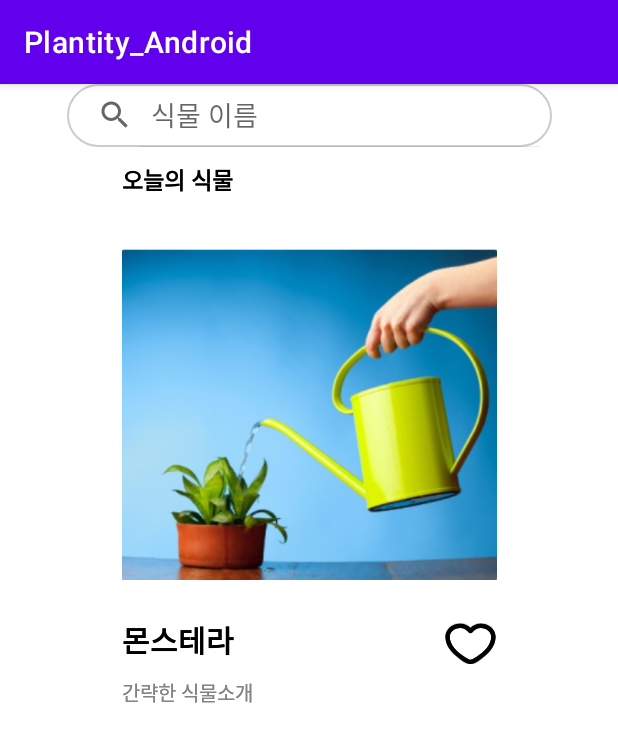
After one commit to Plantity/Plantity_Android, an Android app: the SearchActivity screen opened directly, with no data from a screen before it, on a phone screen of 412 x 824 dp. The commit adds this screen. Shown: the top 742 px of the screen. Run offline under Robolectric (Android 15) with nearby library versions, the phone set to English and light mode, and no system bars.

Commit message:
Add_design activity_search.xml and fragment_todays_plant.xml
'검색' 페이지 뷰 구성 및 메인 페이지에서 검색 페이지로 이동하기 위한 버튼 추가

```diff
--- a/plantity_android/app/build.gradle
+++ b/plantity_android/app/build.gradle
@@ -29,6 +29,9 @@ android {
     kotlinOptions {
         jvmTarget = '1.8'
     }
+    buildFeatures{
+        viewBinding true
+    }
 }
 
 dependencies {
@@ -37,6 +40,7 @@ dependencies {
     implementation 'androidx.appcompat:appcompat:1.4.2'
     implementation 'com.google.android.material:material:1.6.1'
     implementation 'androidx.constraintlayout:constraintlayout:2.1.4'
+    implementation 'androidx.legacy:legacy-support-v4:1.0.0'
     testImplementation 'junit:junit:4.13.2'
     androidTestImplementation 'androidx.test.ext:junit:1.1.3'
     androidTestImplementation 'androidx.test.espresso:espresso-core:3.4.0'
--- a/plantity_android/app/src/main/AndroidManifest.xml
+++ b/plantity_android/app/src/main/AndroidManifest.xml
@@ -10,6 +10,9 @@
         android:supportsRtl="true"
         android:theme="@style/Theme.Plantity_Android">
         <activity
+            android:name=".SearchActivity"
+            android:exported="false" />
+        <activity
             android:name=".MainActivity"
             android:exported="true">
             <intent-filter>
--- a/plantity_android/app/src/main/java/plantity/plantity_android/MainActivity.kt
+++ b/plantity_android/app/src/main/java/plantity/plantity_android/MainActivity.kt
@@ -1,11 +1,21 @@
 package plantity.plantity_android
 
+import android.content.Intent
 import androidx.appcompat.app.AppCompatActivity
 import android.os.Bundle
+import android.util.Log
+import plantity.plantity_android.databinding.ActivityMainBinding
 
 class MainActivity : AppCompatActivity() {
+    val binding by lazy { ActivityMainBinding.inflate(layoutInflater) }
+
     override fun onCreate(savedInstanceState: Bundle?) {
         super.onCreate(savedInstanceState)
-        setContentView(R.layout.activity_main)
+        setContentView(binding.root)
+
+        binding.button.setOnClickListener {
+            val intent = Intent(this, SearchActivity::class.java)
+            startActivity(intent)
+        }
     }
 }
--- /dev/null
+++ b/plantity_android/app/src/main/java/plantity/plantity_android/SearchActivity.kt
@@ -0,0 +1,26 @@
+package plantity.plantity_android
+
+import androidx.appcompat.app.AppCompatActivity
+import android.os.Bundle
+import android.util.Log
+import plantity.plantity_android.databinding.ActivityMainBinding
+import plantity.plantity_android.databinding.ActivitySearchBinding
+
+class SearchActivity : AppCompatActivity() {
+    val binding by lazy { ActivitySearchBinding.inflate(layoutInflater) }
+    val todaysPlantFragment by lazy{ TodaysPlantFragment() }
+
+    override fun onCreate(savedInstanceState: Bundle?) {
+        super.onCreate(savedInstanceState)
+        setContentView(binding.root)
+        setFragment()
+    }
+
+    private fun setFragment(){
+        val bundle = Bundle()
+        val transaction = supportFragmentManager.beginTransaction()
+        transaction.add(R.id.fragmentContainerView, todaysPlantFragment)
+        Log.d("test", "after add")
+        transaction.commit()
+    }
+}
--- /dev/null
+++ b/plantity_android/app/src/main/java/plantity/plantity_android/TodaysPlantFragment.kt
@@ -0,0 +1,33 @@
+package plantity.plantity_android
+
+import android.content.Context
+import android.os.Bundle
+import androidx.fragment.app.Fragment
+import android.view.LayoutInflater
+import android.view.View
+import android.view.ViewGroup
+import plantity.plantity_android.databinding.FragmentTodaysPlantBinding
+
+private const val ARG_PARAM1 = "param1"
+private const val ARG_PARAM2 = "param2"
+
+class TodaysPlantFragment : Fragment() {
+    lateinit var binding: FragmentTodaysPlantBinding
+    lateinit var searchActivity: SearchActivity
+
+    override fun onAttach(context: Context) {
+        super.onAttach(context)
+
+        if(context is SearchActivity)
+            searchActivity = context
+    }
+
+    override fun onCreateView(
+        inflater: LayoutInflater,
+        container: ViewGroup?,
+        savedInstanceState: Bundle?
+    ): View? {
+        binding = FragmentTodaysPlantBinding.inflate(inflater, container, false)
+        return binding.root
+    }
+}
--- /dev/null
+++ b/plantity_android/app/src/main/res/drawable/ic_heart_icon.xml
@@ -0,0 +1,10 @@
+<vector xmlns:android="http://schemas.android.com/apk/res/android"
+    android:width="27dp"
+    android:height="21dp"
+    android:viewportWidth="27"
+    android:viewportHeight="21">
+  <path
+      android:pathData="M0.7397,7.2089C0.7397,3.3832 4.1947,0.4375 8.2502,0.4375C10.3406,0.4375 12.1801,1.3897 13.5002,2.6218C14.8202,1.3897 16.6597,0.4375 18.7502,0.4375C22.8056,0.4375 26.2606,3.3832 26.2606,7.2089C26.2606,9.8295 25.1101,12.1341 23.5163,14.0822C21.9251,16.0269 19.8438,17.6773 17.8511,19.0185C17.0899,19.5307 16.3199,20.0032 15.6151,20.3519C14.9534,20.6793 14.1925,20.9792 13.5002,20.9792C12.8078,20.9792 12.0469,20.6793 11.3852,20.3519C10.6804,20.0032 9.9104,19.5307 9.1493,19.0185C7.1565,17.6773 5.0752,16.0269 3.4841,14.0822C1.8902,12.1341 0.7397,9.8295 0.7397,7.2089ZM8.2502,2.5625C5.2179,2.5625 2.9272,4.7287 2.9272,7.2089C2.9272,9.1972 3.7961,11.0483 5.1965,12.76C6.5997,14.475 8.4878,15.9881 10.395,17.2717C11.1167,17.7574 11.7965,18.1706 12.3779,18.4583C13.0024,18.7672 13.364,18.8542 13.5002,18.8542C13.6363,18.8542 13.998,18.7672 14.6224,18.4583C15.2039,18.1706 15.8836,17.7574 16.6053,17.2717C18.5126,15.9881 20.4006,14.475 21.8038,12.76C23.2042,11.0483 24.0731,9.1972 24.0731,7.2089C24.0731,4.7287 21.7824,2.5625 18.7502,2.5625C17.0087,2.5625 15.3826,3.5732 14.3672,4.856C14.1602,5.1175 13.8398,5.2708 13.5002,5.2708C13.1605,5.2708 12.8401,5.1175 12.6331,4.856C11.6178,3.5732 9.9916,2.5625 8.2502,2.5625Z"
+      android:fillColor="#000000"
+      android:fillType="evenOdd"/>
+</vector>
--- /dev/null
+++ b/plantity_android/app/src/main/res/drawable/searchbar_frame.xml
@@ -0,0 +1,9 @@
+<?xml version="1.0" encoding="utf-8"?>
+<shape xmlns:android="http://schemas.android.com/apk/res/android"
+    android:shape="rectangle">
+    <solid android:color="#ffffff"/>
+    <stroke
+        android:width="1dp"
+        android:color="#CCCCCC" />
+    <corners android:radius="49dp"/>
+</shape>
--- a/plantity_android/app/src/main/res/layout/activity_main.xml
+++ b/plantity_android/app/src/main/res/layout/activity_main.xml
@@ -33,7 +33,16 @@
         android:layout_height="wrap_content"
         android:text="제발 살려줘"
         app:layout_constraintBottom_toBottomOf="parent"
-            app:layout_constraintTop_toBottomOf="@+id/textView5"
-            tools:layout_editor_absoluteX="183dp" />
+        app:layout_constraintStart_toStartOf="parent"
+        app:layout_constraintTop_toBottomOf="@+id/textView5" />
+
+    <Button
+        android:id="@+id/button"
+        android:layout_width="wrap_content"
+        android:layout_height="wrap_content"
+        android:text="검색페이지로 이동"
+        app:layout_constraintEnd_toEndOf="parent"
+        app:layout_constraintStart_toStartOf="parent"
+        app:layout_constraintTop_toBottomOf="@+id/textView5" />
 
 </androidx.constraintlayout.widget.ConstraintLayout>
--- /dev/null
+++ b/plantity_android/app/src/main/res/layout/activity_search.xml
@@ -0,0 +1,41 @@
+<?xml version="1.0" encoding="utf-8"?>
+<androidx.constraintlayout.widget.ConstraintLayout xmlns:android="http://schemas.android.com/apk/res/android"
+    xmlns:app="http://schemas.android.com/apk/res-auto"
+    xmlns:tools="http://schemas.android.com/tools"
+    android:layout_width="match_parent"
+    android:layout_height="match_parent"
+    tools:context=".SearchActivity">
+
+    <androidx.appcompat.widget.SearchView
+        android:id="@+id/search_view"
+        android:layout_width="323dp"
+        android:layout_height="42dp"
+        android:background="@drawable/searchbar_frame"
+        android:gravity="center"
+        app:iconifiedByDefault="false"
+        app:layout_constraintEnd_toEndOf="parent"
+        app:layout_constraintStart_toStartOf="parent"
+        app:layout_constraintTop_toTopOf="parent"
+        app:queryHint="식물 이름">
+
+        <!-- <ImageView
+            android:id="@+id/imgCamera"
+            android:layout_width="24dp"
+            android:layout_height="24dp"
+            android:layout_gravity="end"
+            android:src="@drawable/camera_icon"
+            app:layout_constraintEnd_toEndOf="@+id/search_view"
+            app:layout_constraintStart_toStartOf="@+id/search_view"
+            app:layout_constraintTop_toTopOf="parent" /> -->
+    </androidx.appcompat.widget.SearchView>
+
+    <androidx.fragment.app.FragmentContainerView
+        android:id="@+id/fragmentContainerView"
+        android:name="plantity.plantity_android.TodaysPlantFragment"
+        android:layout_width="wrap_content"
+        android:layout_height="wrap_content"
+        app:layout_constraintEnd_toEndOf="parent"
+        app:layout_constraintStart_toStartOf="parent"
+        app:layout_constraintTop_toBottomOf="@+id/search_view" />
+
+</androidx.constraintlayout.widget.ConstraintLayout>
--- /dev/null
+++ b/plantity_android/app/src/main/res/layout/fragment_todays_plant.xml
@@ -0,0 +1,76 @@
+<?xml version="1.0" encoding="utf-8"?>
+<androidx.constraintlayout.widget.ConstraintLayout xmlns:android="http://schemas.android.com/apk/res/android"
+    xmlns:app="http://schemas.android.com/apk/res-auto"
+    xmlns:tools="http://schemas.android.com/tools"
+    android:layout_width="match_parent"
+    android:layout_height="match_parent"
+    tools:context=".TodaysPlantFragment">
+
+    <TextView
+        android:id="@+id/todaysPlantView"
+        android:layout_width="match_parent"
+        android:layout_height="wrap_content"
+        android:layout_marginTop="10dp"
+        android:layout_marginStart="50dp"
+        android:layout_marginEnd="50dp"
+        android:text="오늘의 식물"
+        android:textColor="@color/black"
+        android:textSize="15dp"
+        android:textStyle="bold"
+        app:layout_constraintEnd_toEndOf="parent"
+        app:layout_constraintStart_toStartOf="parent"
+        app:layout_constraintTop_toTopOf="parent" />
+
+    <ImageView
+        android:id="@+id/imageView"
+        android:layout_width="250dp"
+        android:layout_height="250dp"
+        android:layout_marginTop="20dp"
+        android:layout_marginStart="50dp"
+        android:layout_marginEnd="50dp"
+        android:src="@drawable/ic_plant_image"
+        app:layout_constraintEnd_toEndOf="parent"
+        app:layout_constraintStart_toStartOf="parent"
+        app:layout_constraintTop_toBottomOf="@+id/todaysPlantView" />
+
+    <TextView
+        android:id="@+id/todaysPlantName"
+        android:layout_width="0dp"
+        android:layout_height="wrap_content"
+        android:gravity="left"
+        android:layout_marginStart="50dp"
+        android:layout_marginEnd="50dp"
+        android:layout_marginTop="10dp"
+        android:text="몬스테라"
+        android:textColor="@color/black"
+        android:textSize="20dp"
+        android:textStyle="bold"
+        app:layout_constraintEnd_toStartOf="@+id/heartIcon"
+        app:layout_constraintStart_toStartOf="parent"
+        app:layout_constraintTop_toBottomOf="@+id/imageView" />
+
+    <ImageView
+        android:id="@+id/heartIcon"
+        android:layout_width="35dp"
+        android:layout_height="35dp"
+        android:layout_marginTop="10dp"
+        android:layout_marginEnd="50dp"
+        android:src="@drawable/ic_heart_icon"
+        app:layout_constraintEnd_toEndOf="parent"
+        app:layout_constraintTop_toBottomOf="@+id/imageView" />
+
+    <TextView
+        android:id="@+id/todaysPlantIntro"
+        android:layout_width="match_parent"
+        android:layout_height="wrap_content"
+        android:text="간략한 식물소개"
+        android:textColor="#848484"
+        android:textSize="13dp"
+        android:layout_marginTop="10dp"
+        android:layout_marginStart="50dp"
+        android:layout_marginEnd="50dp"
+        app:layout_constraintEnd_toEndOf="parent"
+        app:layout_constraintStart_toStartOf="parent"
+        app:layout_constraintTop_toBottomOf="@+id/todaysPlantName" />
+
+</androidx.constraintlayout.widget.ConstraintLayout>
--- a/plantity_android/app/src/main/res/values/strings.xml
+++ b/plantity_android/app/src/main/res/values/strings.xml
@@ -1,3 +1,5 @@
 <resources>
     <string name="app_name">Plantity_Android</string>
+    <!-- TODO: Remove or change this placeholder text -->
+    <string name="hello_blank_fragment">Hello blank fragment</string>
 </resources>
```
Also changed, not shown: plantity_android/app/src/main/ic_plant_image-playstore.png (added), plantity_android/app/src/main/res/drawable/ic_plant_image.png (added). Lines whose indentation alone changed are shown as unchanged.
